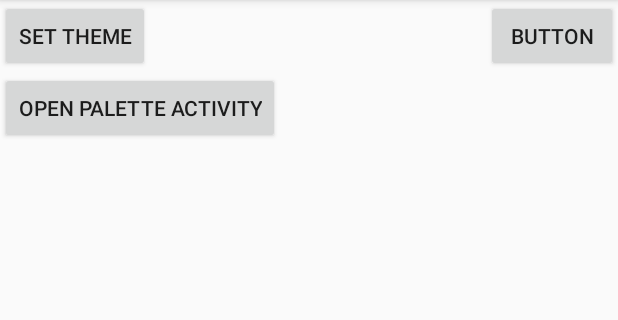
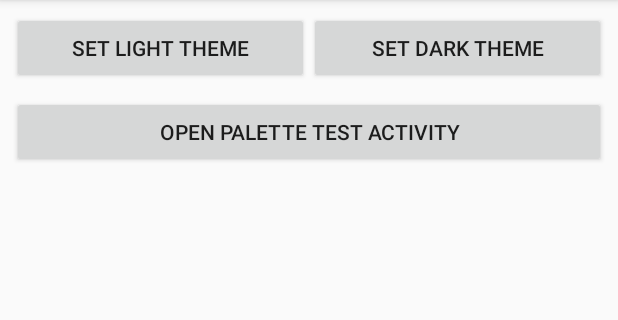
Before and after one commit to oupson/Photo-Tasker-Plugin, an Android app: the TestActivity screen opened directly, with no data from a screen before it, on a phone screen of 412 x 824 dp, the part 84-404 px from its top. Run offline under Robolectric (Android 15) with nearby library versions, the phone set to English and light mode, and no system bars; libraries missing offline, so code that uses them is left out: com.topjohnwu.superuser, lineageos.style; 9 statements that could not run were skipped.

Commit message:
Update Translation

```diff
--- a/app/src/main/java/oupson/phototaskerplugin/activity/InfoActivity.kt
+++ b/app/src/main/java/oupson/phototaskerplugin/activity/InfoActivity.kt
@@ -5,7 +5,6 @@ import android.os.Bundle
 import oupson.phototaskerplugin.R
 
 class InfoActivity : AppCompatActivity() {
-
     override fun onCreate(savedInstanceState: Bundle?) {
         super.onCreate(savedInstanceState)
         setContentView(R.layout.activity_info)
--- a/app/src/main/java/oupson/phototaskerplugin/activity/TestActivity.kt
+++ b/app/src/main/java/oupson/phototaskerplugin/activity/TestActivity.kt
@@ -53,7 +53,7 @@ class TestActivity : AppCompatActivity() {
             Log.i(TAG, "getAccent without list take ${getAccentTime}ms")
         }
 
-        darktheme.setOnClickListener {
+        set_darkTheme_button.setOnClickListener {
             if (Build.VERSION.SDK_INT == Build.VERSION_CODES.P && lineageos.os.Build.LINEAGE_VERSION.SDK_INT == lineageos.os.Build.LINEAGE_VERSION_CODES.ILAMA) {
                 val s = StyleInterface.getInstance(this)
                 s.setGlobalStyle(
@@ -67,7 +67,7 @@ class TestActivity : AppCompatActivity() {
             }
         }
 
-        set_theme.setOnClickListener {
+        set_lightTheme_button.setOnClickListener {
             if (Build.VERSION.SDK_INT == Build.VERSION_CODES.P && lineageos.os.Build.LINEAGE_VERSION.SDK_INT == lineageos.os.Build.LINEAGE_VERSION_CODES.ILAMA) {
                 val s = StyleInterface.getInstance(this)
                 s.setGlobalStyle(
--- a/app/src/main/java/oupson/phototaskerplugin/receiver/FireReceiver.kt
+++ b/app/src/main/java/oupson/phototaskerplugin/receiver/FireReceiver.kt
@@ -3,9 +3,7 @@ package oupson.phototaskerplugin.receiver
 import android.content.Context
 import android.content.Intent
 import android.content.pm.PackageManager
-import android.graphics.Bitmap
 import android.graphics.BitmapFactory
-import android.graphics.Color
 import android.net.Uri
 import android.os.Build
 import android.os.Bundle
@@ -22,8 +20,6 @@ import oupson.phototaskerplugin.tasker.TaskerPlugin
 import java.io.File
 import java.io.FileInputStream
 import java.io.FileNotFoundException
-import kotlin.math.abs
-
 
 class FireReceiver : AbstractPluginSettingReceiver() {
     companion object {
--- a/app/src/main/res/layout/activity_test.xml
+++ b/app/src/main/res/layout/activity_test.xml
@@ -7,22 +7,36 @@
     tools:context=".activity.TestActivity">
 
     <Button
-        android:id="@+id/set_theme"
-        android:layout_width="wrap_content"
+        android:id="@+id/set_lightTheme_button"
+        android:layout_width="0dp"
         android:layout_height="wrap_content"
-        android:text="Set Theme" />
+        android:layout_marginStart="8dp"
+        android:layout_marginTop="8dp"
+        android:text="@string/set_light_theme"
+        app:layout_constraintEnd_toStartOf="@+id/set_darkTheme_button"
+        app:layout_constraintStart_toStartOf="parent"
+        app:layout_constraintTop_toTopOf="parent" />
 
     <Button
-        android:id="@+id/darktheme"
-        android:layout_width="wrap_content"
+        android:id="@+id/set_darkTheme_button"
+        android:layout_width="0dp"
         android:layout_height="wrap_content"
-        android:text="Button"
-        app:layout_constraintEnd_toEndOf="parent" />
+        android:layout_marginTop="8dp"
+        android:layout_marginEnd="8dp"
+        android:text="@string/set_dark_theme"
+        app:layout_constraintEnd_toEndOf="parent"
+        app:layout_constraintStart_toEndOf="@+id/set_lightTheme_button"
+        app:layout_constraintTop_toTopOf="parent" />
 
     <Button
         android:id="@+id/open_paletteActivity_button"
-        android:layout_width="wrap_content"
+        android:layout_width="0dp"
         android:layout_height="wrap_content"
-        android:text="Open Palette Activity"
-        app:layout_constraintTop_toBottomOf="@+id/set_theme" />
+        android:layout_marginStart="8dp"
+        android:layout_marginTop="8dp"
+        android:layout_marginEnd="8dp"
+        android:text="@string/open_palette_activity"
+        app:layout_constraintEnd_toEndOf="parent"
+        app:layout_constraintStart_toStartOf="parent"
+        app:layout_constraintTop_toBottomOf="@+id/set_lightTheme_button" />
 </androidx.constraintlayout.widget.ConstraintLayout>
--- a/app/src/main/res/values/edit_spinner_values.xml
+++ b/app/src/main/res/values/edit_spinner_values.xml
@@ -1,8 +1,7 @@
 <?xml version="1.0" encoding="utf-8"?>
-<!-- TODO -->
 <resources>
     <string-array name="edit_spinner_array">
-        <item>Get info</item>
-        <item>Set Theme</item>
+        <item>@string/get_image_info</item>
+        <item>@string/set_theme</item>
     </string-array>
 </resources>
```
Also changed, not shown: app/src/main/java/oupson/phototaskerplugin/activity/test/PaletteTestActivity.kt (+13 -13 lines), app/src/main/res/layout/activity_edit.xml (+7 -2 lines), app/src/main/res/layout/activity_palette_test.xml (+8 -7 lines), app/src/main/res/values/strings.xml (+20 -2 lines).
